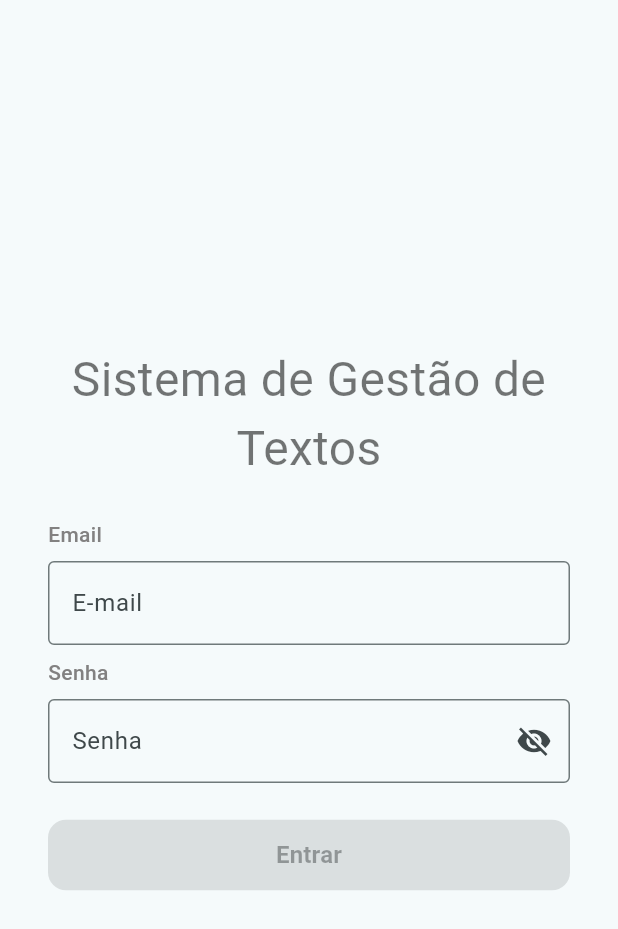
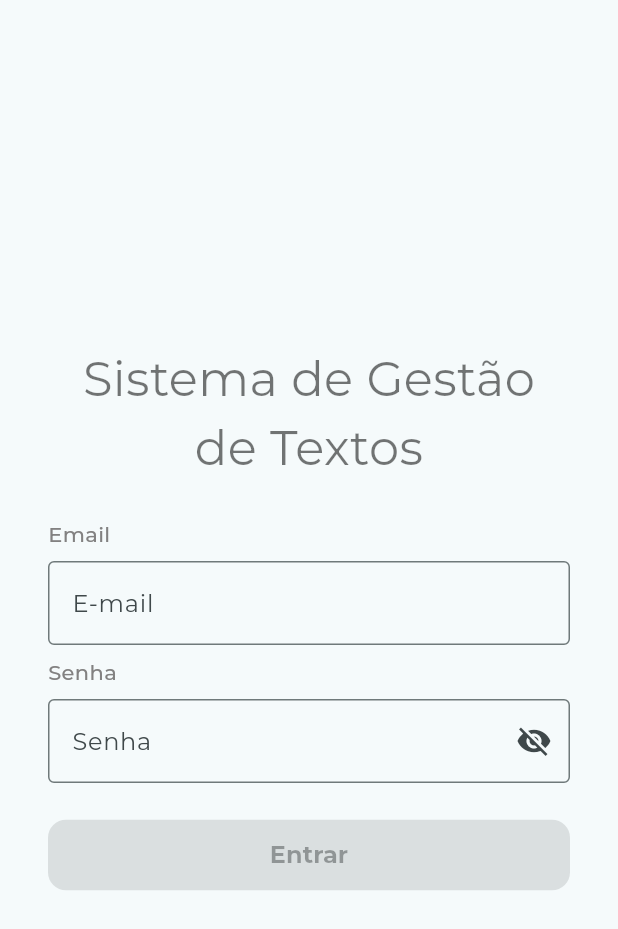
Before and after one commit to AmandaFonseca/flutter_grid_info, a Flutter app: the screen it shows after launch, on a phone screen of 412 x 824 dp. Shown: the top 929 px of the screen. Run offline on Flutter 3.47's test engine with Material 3 defaults, Android fonts, the phone set to English and light mode, and no system bars; our stand-ins replace dartz, equatable, fl_chart, flutter_dotenv, flutter_mobx, get_it and 3 more; generated files the repository leaves out were written again.

```diff
--- a/lib/core/components/themes/custom_theme.dart
+++ b/lib/core/components/themes/custom_theme.dart
@@ -26,27 +26,26 @@ ThemeData customTheme = ThemeData(
       padding: EdgeInsets.symmetric(horizontal: 24, vertical: 12),
     ),
   ),
-  textTheme: TextTheme(
-    // Títulos de telas AppBar
+  textTheme: GoogleFonts.montserratTextTheme(
+    TextTheme(
       displayMedium: TextStyle(
         fontSize: 20,
         fontWeight: FontWeight.bold,
         color: Color(0xff3E3030),
       ),
-    // Cards
       bodyLarge: TextStyle(
         fontSize: 16,
         fontWeight: FontWeight.normal,
         color: Colors.black87,
       ),
-    // Rótulos
       bodyMedium: TextStyle(fontSize: 14, color: Colors.black54),
-    // Valores numéricos
       labelLarge: TextStyle(
         fontSize: 16,
         fontWeight: FontWeight.bold,
         color: Color(0xff3E3030),
       ),
     ),
+  ),
+
   brightness: Brightness.light,
 );
```
Lines whose indentation alone changed are shown as unchanged.
